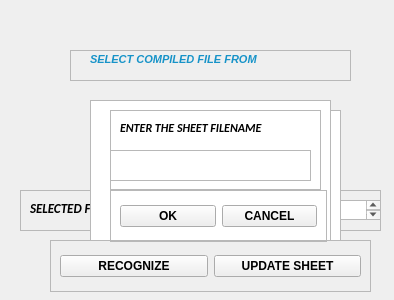
Before: the Qt Designer form FacesRecognition.ui in nitin-vk/face-recognition-based-attendance, drawn with Qt 5.
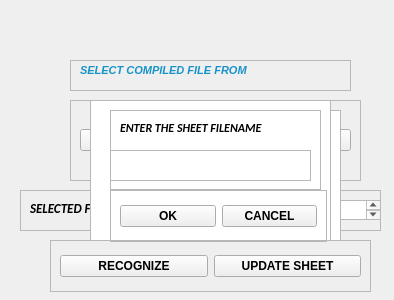
After: the same form once the commit is applied.

```diff
--- a/FacesRecognition.ui
+++ b/FacesRecognition.ui
@@ -16,10 +16,10 @@
   <widget class="QFrame" name="frame">
    <property name="geometry">
     <rect>
-     <x>90</x>
-     <y>110</y>
-     <width>217</width>
-     <height>52</height>
+     <x>70</x>
+     <y>100</y>
+     <width>291</width>
+     <height>81</height>
     </rect>
    </property>
    <property name="frameShape">
@@ -31,6 +31,12 @@
    <layout class="QHBoxLayout" name="horizontalLayout">
     <item>
      <widget class="QPushButton" name="ftpBtn">
+      <property name="minimumSize">
+       <size>
+        <width>100</width>
+        <height>0</height>
+       </size>
+      </property>
       <property name="font">
        <font>
         <family>Cambria</family>
@@ -46,6 +52,12 @@
     </item>
     <item>
      <widget class="QPushButton" name="localBtn">
+      <property name="minimumSize">
+       <size>
+        <width>100</width>
+        <height>0</height>
+       </size>
+      </property>
       <property name="font">
        <font>
         <family>Cambria</family>
@@ -65,7 +77,7 @@
    <property name="geometry">
     <rect>
      <x>70</x>
-     <y>50</y>
+     <y>60</y>
      <width>281</width>
      <height>31</height>
     </rect>
@@ -79,8 +91,8 @@
    <widget class="QLabel" name="selectLabel">
     <property name="geometry">
      <rect>
-      <x>20</x>
-      <y>-1</y>
+      <x>10</x>
+      <y>0</y>
       <width>281</width>
       <height>21</height>
      </rect>
```
